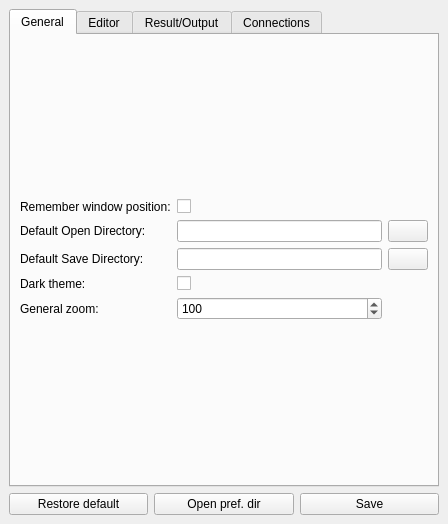
Old version of the form source/qtdesigner/preferences_ui.ui in the repository MValaguz/MSql.
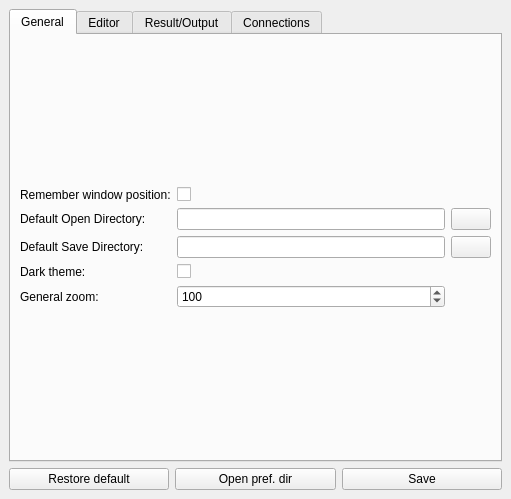
New version of the form. The open tabs and pages were chosen to show the change. Icons and pictures are not drawn.

What changed in the file:
```diff
--- a/source/qtdesigner/preferences_ui.ui
+++ b/source/qtdesigner/preferences_ui.ui
@@ -6,8 +6,8 @@
    <rect>
     <x>0</x>
     <y>0</y>
-    <width>448</width>
-    <height>524</height>
+    <width>511</width>
+    <height>499</height>
    </rect>
   </property>
   <property name="windowTitle">
```
Left out of the diff: 2 changed lines with no effect on the pictures.
